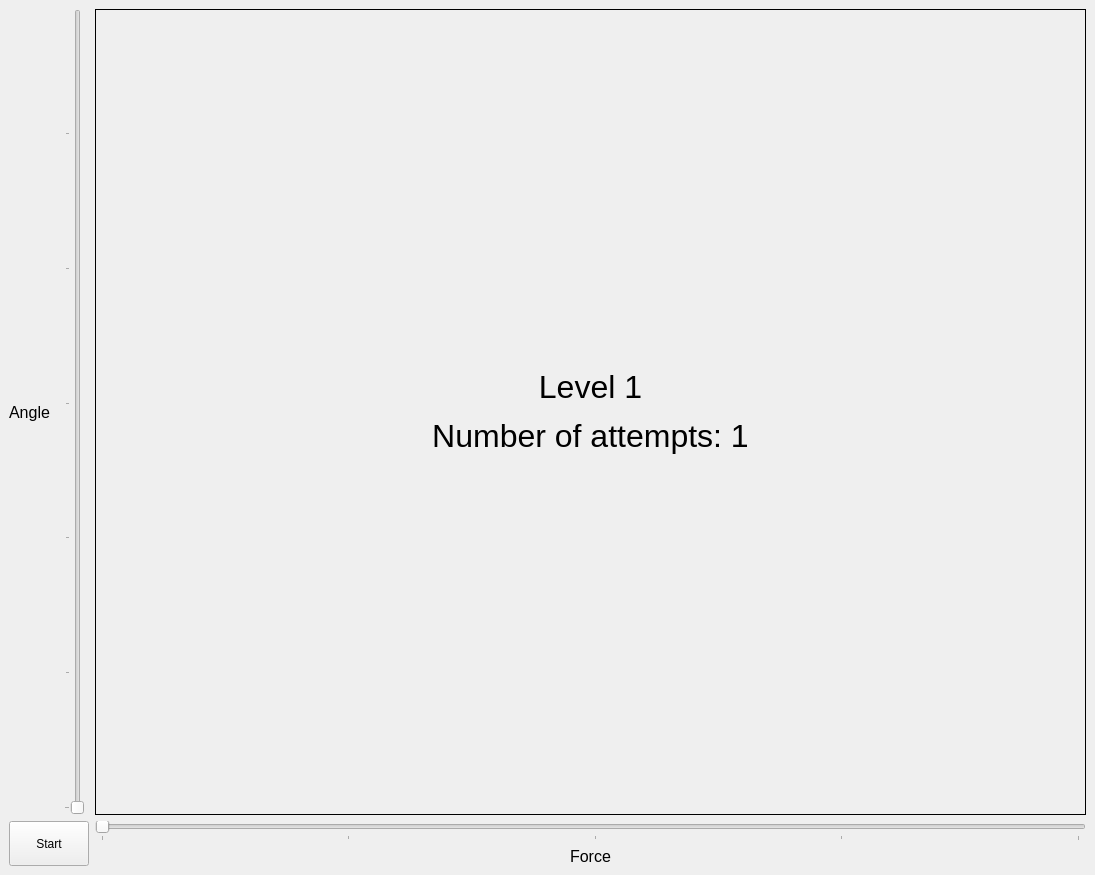
First picture: the form in zle_ptaki.ui, repository msadlej/zle-ptaki, before the edit.
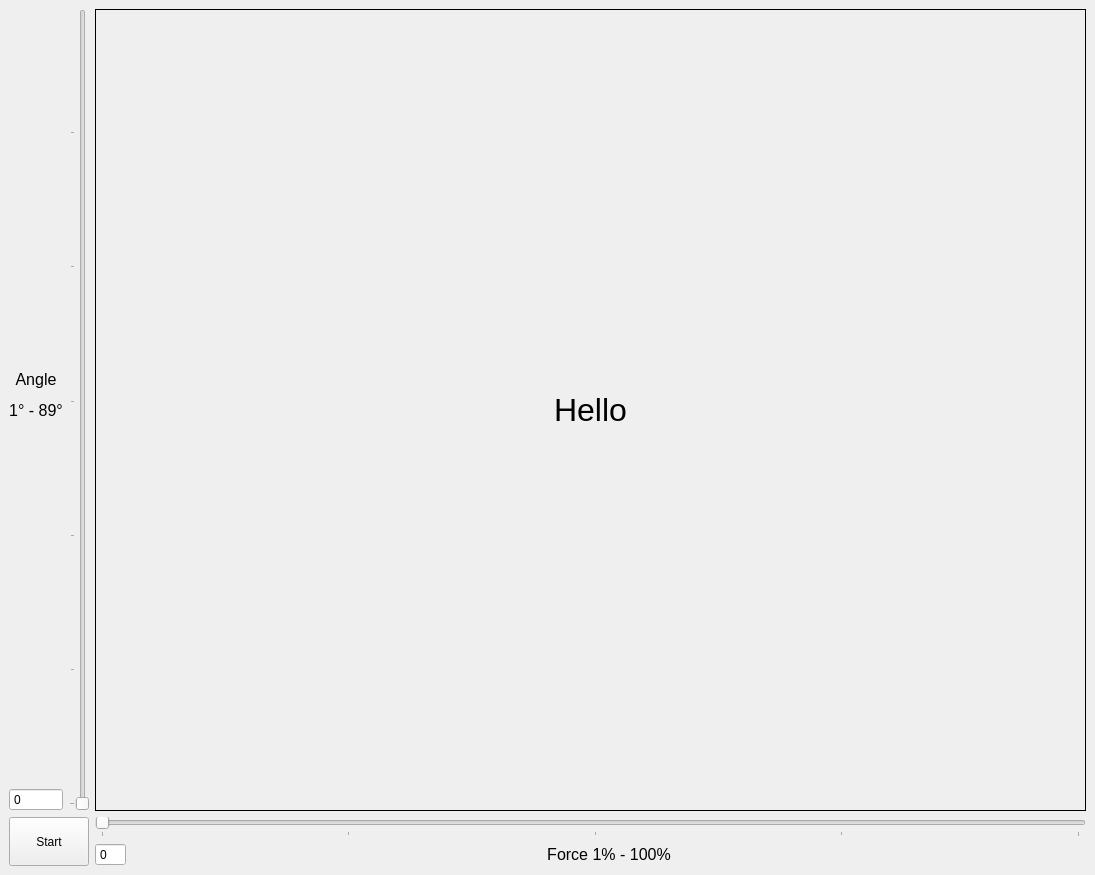
Second picture: the form after the edit.

The edit to the form file:
```diff
--- a/zle_ptaki.ui
+++ b/zle_ptaki.ui
@@ -11,7 +11,7 @@
    </rect>
   </property>
   <property name="sizePolicy">
-   <sizepolicy hsizetype="Expanding" vsizetype="Expanding">
+   <sizepolicy hsizetype="Preferred" vsizetype="Preferred">
     <horstretch>0</horstretch>
     <verstretch>0</verstretch>
    </sizepolicy>
@@ -21,7 +21,7 @@
   </property>
   <widget class="QWidget" name="centralwidget">
    <property name="sizePolicy">
-    <sizepolicy hsizetype="Expanding" vsizetype="Expanding">
+    <sizepolicy hsizetype="Preferred" vsizetype="Preferred">
      <horstretch>0</horstretch>
      <verstretch>0</verstretch>
     </sizepolicy>
@@ -29,10 +29,39 @@
    <layout class="QGridLayout" name="gridLayout">
     <item row="0" column="0">
      <layout class="QGridLayout" name="gridLayout_1">
-      <item row="0" column="0">
-       <widget class="QLabel" name="AngleLabel">
+      <item row="2" column="0" rowspan="2" colspan="2">
+       <widget class="QPushButton" name="button">
         <property name="sizePolicy">
-         <sizepolicy hsizetype="Fixed" vsizetype="Expanding">
+         <sizepolicy hsizetype="Preferred" vsizetype="Preferred">
+          <horstretch>0</horstretch>
+          <verstretch>0</verstretch>
+         </sizepolicy>
+        </property>
+        <property name="text">
+         <string>Start</string>
+        </property>
+       </widget>
+      </item>
+      <item row="1" column="0">
+       <widget class="QSpinBox" name="AngleSpinBox">
+        <property name="sizePolicy">
+         <sizepolicy hsizetype="Preferred" vsizetype="Preferred">
+          <horstretch>0</horstretch>
+          <verstretch>0</verstretch>
+         </sizepolicy>
+        </property>
+        <property name="readOnly">
+         <bool>true</bool>
+        </property>
+        <property name="buttonSymbols">
+         <enum>QAbstractSpinBox::NoButtons</enum>
+        </property>
+       </widget>
+      </item>
+      <item row="3" column="3">
+       <widget class="QLabel" name="ForceLabel">
+        <property name="sizePolicy">
+         <sizepolicy hsizetype="Expanding" vsizetype="Fixed">
           <horstretch>0</horstretch>
           <verstretch>0</verstretch>
          </sizepolicy>
@@ -46,17 +75,33 @@
          <enum>Qt::LeftToRight</enum>
         </property>
         <property name="text">
-         <string>Angle</string>
-        </property>
-        <property name="textFormat">
-         <enum>Qt::PlainText</enum>
+         <string>&lt;html&gt;&lt;head/&gt;&lt;body&gt;&lt;p&gt;Force 1% - 100%&lt;/p&gt;&lt;/body&gt;&lt;/html&gt;</string>
         </property>
         <property name="alignment">
          <set>Qt::AlignCenter</set>
         </property>
        </widget>
       </item>
-      <item row="0" column="1">
+      <item row="2" column="2" colspan="2">
+       <widget class="QSlider" name="ForceSlider">
+        <property name="minimum">
+         <number>1</number>
+        </property>
+        <property name="maximum">
+         <number>100</number>
+        </property>
+        <property name="orientation">
+         <enum>Qt::Horizontal</enum>
+        </property>
+        <property name="tickPosition">
+         <enum>QSlider::TicksBelow</enum>
+        </property>
+        <property name="tickInterval">
+         <number>25</number>
+        </property>
+       </widget>
+      </item>
+      <item row="0" column="1" rowspan="2">
        <widget class="QSlider" name="AngleSlider">
         <property name="minimum">
          <number>1</number>
@@ -75,7 +120,26 @@
         </property>
        </widget>
       </item>
-      <item row="0" column="2">
+      <item row="3" column="2">
+       <widget class="QSpinBox" name="ForceSpinBox">
+        <property name="sizePolicy">
+         <sizepolicy hsizetype="Preferred" vsizetype="Preferred">
+          <horstretch>0</horstretch>
+          <verstretch>0</verstretch>
+         </sizepolicy>
+        </property>
+        <property name="readOnly">
+         <bool>true</bool>
+        </property>
+        <property name="buttonSymbols">
+         <enum>QAbstractSpinBox::NoButtons</enum>
+        </property>
+        <property name="maximum">
+         <number>100</number>
+        </property>
+       </widget>
+      </item>
+      <item row="0" column="2" rowspan="2" colspan="2">
        <widget class="QLabel" name="plot">
         <property name="sizePolicy">
          <sizepolicy hsizetype="Expanding" vsizetype="Expanding">
@@ -88,11 +152,14 @@
           <pointsize>24</pointsize>
          </font>
         </property>
+        <property name="autoFillBackground">
+         <bool>false</bool>
+        </property>
         <property name="frameShape">
          <enum>QFrame::Box</enum>
         </property>
         <property name="text">
-         <string>&lt;html&gt;&lt;head/&gt;&lt;body&gt;&lt;p&gt;Level 1&lt;/p&gt;&lt;p&gt;Number of attempts: 1&lt;/p&gt;&lt;/body&gt;&lt;/html&gt;</string>
+         <string>Hello</string>
         </property>
         <property name="scaledContents">
          <bool>true</bool>
@@ -100,44 +167,15 @@
         <property name="alignment">
          <set>Qt::AlignCenter</set>
         </property>
-       </widget>
-      </item>
-      <item row="1" column="0" rowspan="2" colspan="2">
-       <widget class="QPushButton" name="button">
-        <property name="sizePolicy">
-         <sizepolicy hsizetype="Preferred" vsizetype="Preferred">
-          <horstretch>0</horstretch>
-          <verstretch>0</verstretch>
-         </sizepolicy>
+        <property name="indent">
+         <number>-1</number>
         </property>
-        <property name="text">
-         <string>Start</string>
-        </property>
        </widget>
       </item>
-      <item row="1" column="2">
-       <widget class="QSlider" name="ForceSlider">
-        <property name="minimum">
-         <number>1</number>
-        </property>
-        <property name="maximum">
-         <number>100</number>
-        </property>
-        <property name="orientation">
-         <enum>Qt::Horizontal</enum>
-        </property>
-        <property name="tickPosition">
-         <enum>QSlider::TicksBelow</enum>
-        </property>
-        <property name="tickInterval">
-         <number>25</number>
-        </property>
-       </widget>
-      </item>
-      <item row="2" column="2">
-       <widget class="QLabel" name="ForceLabel">
+      <item row="0" column="0">
+       <widget class="QLabel" name="AngleLabel">
         <property name="sizePolicy">
-         <sizepolicy hsizetype="Expanding" vsizetype="Fixed">
+         <sizepolicy hsizetype="Fixed" vsizetype="Expanding">
           <horstretch>0</horstretch>
           <verstretch>0</verstretch>
          </sizepolicy>
@@ -148,7 +186,10 @@
          </font>
         </property>
         <property name="text">
-         <string>Force</string>
+         <string>&lt;html&gt;&lt;head/&gt;&lt;body&gt;&lt;p&gt;Angle&lt;/p&gt;&lt;p&gt;1° - 89°&lt;/p&gt;&lt;/body&gt;&lt;/html&gt;</string>
+        </property>
+        <property name="textFormat">
+         <enum>Qt::AutoText</enum>
         </property>
         <property name="alignment">
          <set>Qt::AlignCenter</set>
```
Left out of the diff: 6 changed lines with no effect on the pictures.
